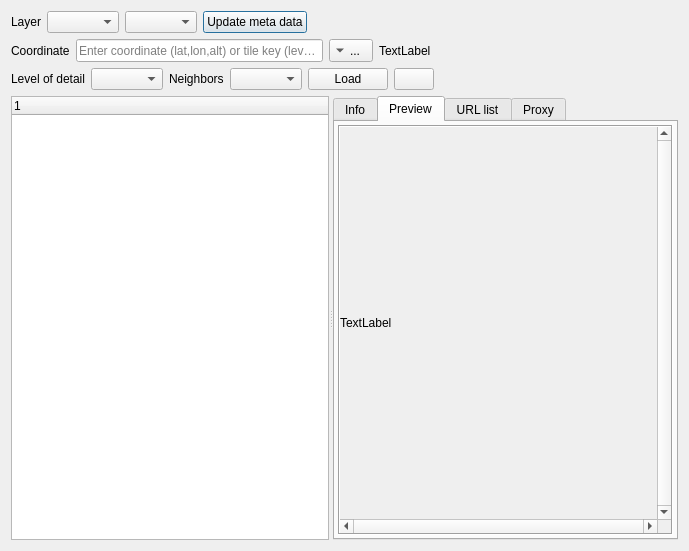
The window that plugins/osgearth/TileInspectorDialog.ui (aroth-fastprotect/sgi) describes before a commit, drawn with Qt 5.
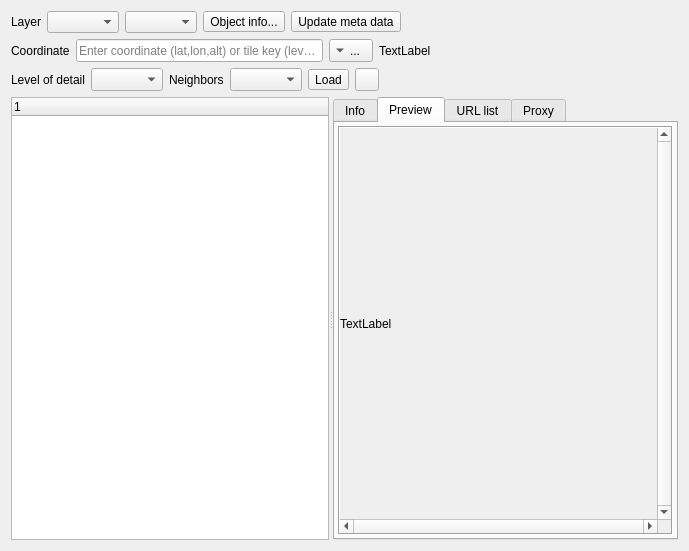
The same window after the commit. Icons and pictures are not drawn.

Commit message: add osgEarth::CacheSettings html output allow to access context menu of data source (e.g. layer or tilesource) in TileInspector

```diff
--- a/plugins/osgearth/TileInspectorDialog.ui
+++ b/plugins/osgearth/TileInspectorDialog.ui
@@ -43,7 +43,17 @@
       <widget class="QComboBox" name="layerSource"/>
      </item>
      <item>
-      <widget class="QPushButton" name="updateMetaDataButton">
+      <widget class="QToolButton" name="objectInfoButton">
+       <property name="text">
+        <string>Object info...</string>
+       </property>
+       <property name="popupMode">
+        <enum>QToolButton::InstantPopup</enum>
+       </property>
+      </widget>
+     </item>
+     <item>
+      <widget class="QToolButton" name="updateMetaDataButton">
        <property name="text">
         <string>Update meta data</string>
        </property>
@@ -179,14 +189,14 @@
       </widget>
      </item>
      <item>
-      <widget class="QPushButton" name="loadButton">
+      <widget class="QToolButton" name="loadButton">
        <property name="text">
         <string>Load</string>
        </property>
       </widget>
      </item>
      <item>
-      <widget class="QPushButton" name="reloadButton">
+      <widget class="QToolButton" name="reloadButton">
        <property name="icon">
         <iconset theme="view-refresh">
          <normaloff/>
@@ -317,8 +327,8 @@
             <rect>
              <x>0</x>
              <y>0</y>
-             <width>317</width>
-             <height>389</height>
+             <width>315</width>
+             <height>392</height>
             </rect>
            </property>
            <layout class="QVBoxLayout" name="verticalLayout_6">
```
Left out of the diff: 87 changed lines with no effect on the pictures. The commit also changes 4 other files.
